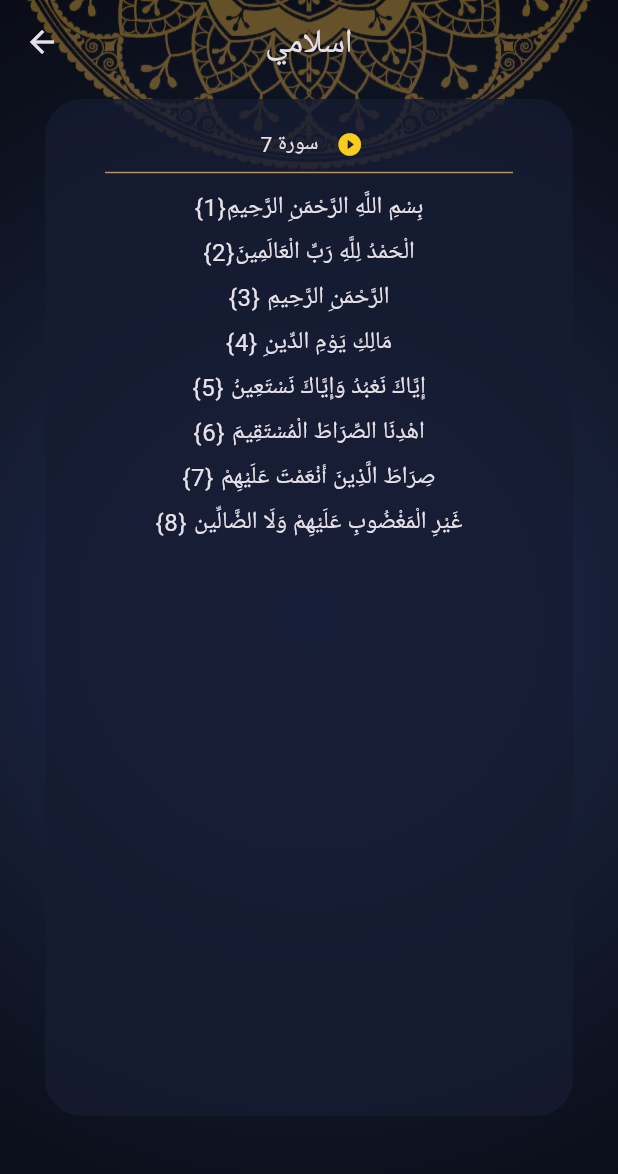
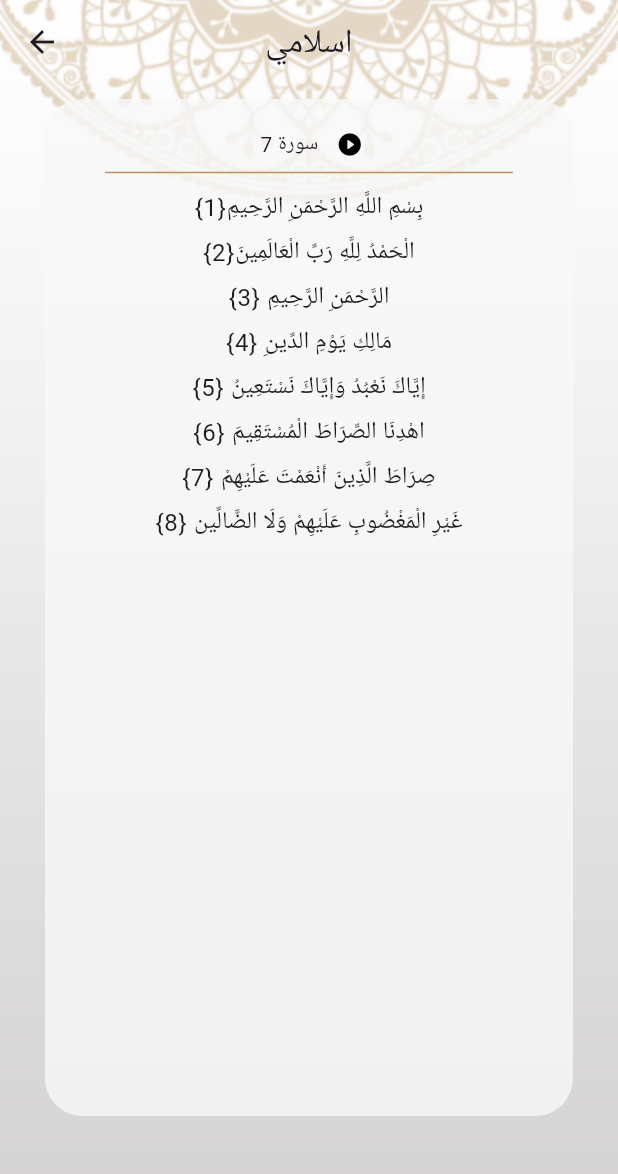
Before and after one commit to FadiAtef/quran-app, a Flutter app: the screen it shows after launch, after a tap on an icon or button, on a phone screen of 412 x 824 dp. Shown: the top 1174 px of the screen. Run offline on Flutter 3.47's test engine with Material 3 defaults, Android fonts, the phone set to English and light mode, and no system bars; our stand-ins replace animated_custom_dropdown, audioplayers, firebase_core, shared_preferences; accounts and stored records are empty; generated files the repository leaves out were written again; network calls fail.

Commit message:
+ home screen + quran tab + quran details +hadeth tab +hadeth details +theme data +setting tab +sebha tab +sebha feature +radio feature +finish project

```diff
--- a/lib/home/core/settings_provider.dart
+++ b/lib/home/core/settings_provider.dart
@@ -1,27 +1,73 @@
 import 'package:flutter/material.dart';
+import 'package:shared_preferences/shared_preferences.dart';
 
 class SettingsProvider extends ChangeNotifier {
-  String currentLanguage = "en";
-  ThemeMode currentThemeMode = ThemeMode.dark;
+  SharedPreferences? _prefs;
+
+  String _currentLanguage = "en";
+  ThemeMode _currentThemeMode = ThemeMode.system;
+
+  String get currentLanguage => _currentLanguage;
+  ThemeMode get currentThemeMode => _currentThemeMode;
+
+  SettingsProvider() {
+    loadSettings();
+  }
+
+  Future<void> loadSettings() async {
+    await loadTheme();
+    await loadLanguage();
+  }
+
+  Future<void> loadTheme() async {
+    _prefs = await SharedPreferences.getInstance();
+    final String? themeName = _prefs!.getString('theme');
+    if (themeName != null) {
+      _currentThemeMode =
+          themeName == 'Light' ? ThemeMode.light : ThemeMode.dark;
+      notifyListeners();
+    }
+  }
+
+  Future<void> loadLanguage() async {
+    _prefs = await SharedPreferences.getInstance();
+    final String? language = _prefs!.getString('language');
+    if (language != null) {
+      _currentLanguage = language == 'ar' ? 'ar' : 'en';
+      notifyListeners();
+    }
+  }
+
   void changeLanguageCode(String newLanguage) {
-    currentLanguage = newLanguage;
+    _currentLanguage = newLanguage;
+    setLanguageCash(newLanguage); // Save the new language
     notifyListeners();
   }
 
+  Future<void> setLanguageCash(String currentLanguage) async {
+    _prefs = await SharedPreferences.getInstance();
+    await _prefs!.setString('language', currentLanguage);
+  }
+
+  Future<void> setThemeCash(ThemeMode currentThemeMode) async {
+    _prefs = await SharedPreferences.getInstance();
+    String themeName = currentThemeMode == ThemeMode.light ? "Light" : "Dark";
+    await _prefs!.setString('theme', themeName);
+  }
+
   bool isDark() {
-    return currentThemeMode == ThemeMode.dark;
+    return _currentThemeMode == ThemeMode.dark;
   }
 
   void changeThemeMode(ThemeMode newThemeMode) {
-    if (currentThemeMode == newThemeMode) return;
+    if (_currentThemeMode == newThemeMode) return;
 
-    currentThemeMode = newThemeMode;
+    _currentThemeMode = newThemeMode;
+    setThemeCash(newThemeMode); // Save the new theme
     notifyListeners();
   }
 
   String getHomeBackground() {
-    return currentThemeMode == ThemeMode.dark
-        ? "assets/images/bg.png"
-        : "assets/images/background.png";
+    return isDark() ? "assets/images/bg.png" : "assets/images/background.png";
   }
 }
--- a/lib/home/home_screen.dart
+++ b/lib/home/home_screen.dart
@@ -50,82 +50,94 @@ class _HomeScreenState extends State<HomeScreen> {
         ),
         bottomNavigationBar: BottomNavigationBar(
           backgroundColor: provider.isDark()
-              ? Theme.of(context).primaryColor
-              : MyThemeData.lightPrimaryColor,
-          selectedIconTheme: IconThemeData(
-            color: provider.isDark() ? MyThemeData.yellowColor : Colors.black,
-          ),
-          selectedLabelStyle: TextStyle(
-            color: provider.isDark() ? MyThemeData.yellowColor : Colors.black,
-          ),
-          unselectedIconTheme: const IconThemeData(color: Colors.white),
-          unselectedItemColor: Colors.white,
+              ? Theme.of(context).primaryColor // Use primary color in dark mode
+              : MyThemeData
+                  .lightPrimaryColor, // Use light primary color in light mode
           selectedItemColor:
               provider.isDark() ? MyThemeData.yellowColor : Colors.black,
+          unselectedItemColor: Colors.white, // Unselected item color
+
           currentIndex: selectedicon,
           onTap: (index) {
-            selectedicon = index;
-            setState(() {});
+            setState(() {
+              selectedicon = index; // Update the selected index
+            });
           },
           items: [
             BottomNavigationBarItem(
-              backgroundColor: provider.isDark()
-                  ? Theme.of(context).primaryColor
-                  : MyThemeData.lightPrimaryColor,
               icon: ImageIcon(
-                const AssetImage(
-                  'assets/images/quran_ic.png',
-                ),
-                color:
-                    provider.isDark() ? MyThemeData.yellowColor : Colors.black,
+                AssetImage('assets/images/quran_ic.png'),
+                color: selectedicon == 0
+                    ? (provider.isDark()
+                        ? MyThemeData.yellowColor
+                        : Colors.black)
+                    : Colors.white, // Color for unselected items
               ),
               label: lange.quran,
+              backgroundColor: provider.isDark()
+                  ? Theme.of(context)
+                      .primaryColor // Use primary color in dark mode
+                  : MyThemeData.lightPrimaryColor,
             ),
             BottomNavigationBarItem(
-              backgroundColor: provider.isDark()
-                  ? Theme.of(context).primaryColor
-                  : MyThemeData.lightPrimaryColor,
               icon: ImageIcon(
-                AssetImage(
-                  'assets/images/ahadeth_ic.png',
-                ),
-                color:
-                    provider.isDark() ? MyThemeData.yellowColor : Colors.black,
+                AssetImage('assets/images/ahadeth_ic.png'),
+                color: selectedicon == 1
+                    ? (provider.isDark()
+                        ? MyThemeData.yellowColor
+                        : Colors.black)
+                    : Colors.white, // Color for unselected items
               ),
               label: lange.hadeth,
+              backgroundColor: provider.isDark()
+                  ? Theme.of(context)
+                      .primaryColor // Use primary color in dark mode
+                  : MyThemeData.lightPrimaryColor,
             ),
             BottomNavigationBarItem(
-              backgroundColor: provider.isDark()
-                  ? Theme.of(context).primaryColor
-                  : MyThemeData.lightPrimaryColor,
               icon: ImageIcon(
                 AssetImage('assets/images/tasbeh_ic.png'),
-                color:
-                    provider.isDark() ? MyThemeData.yellowColor : Colors.black,
+                color: selectedicon == 2
+                    ? (provider.isDark()
+                        ? MyThemeData.yellowColor
+                        : Colors.black)
+                    : Colors.white, // Color for unselected items
               ),
               label: lange.sebha,
+              backgroundColor: provider.isDark()
+                  ? Theme.of(context)
+                      .primaryColor // Use primary color in dark mode
+                  : MyThemeData.lightPrimaryColor,
             ),
             BottomNavigationBarItem(
-              backgroundColor: provider.isDark()
-                  ? Theme.of(context).primaryColor
-                  : MyThemeData.lightPrimaryColor,
               icon: ImageIcon(
                 AssetImage('assets/images/radio_ic.png'),
-                color:
-                    provider.isDark() ? MyThemeData.yellowColor : Colors.black,
+                color: selectedicon == 3
+                    ? (provider.isDark()
+                        ? MyThemeData.yellowColor
+                        : Colors.black)
+                    : Colors.white, // Color for unselected items
               ),
               label: lange.radio,
+              backgroundColor: provider.isDark()
+                  ? Theme.of(context)
+                      .primaryColor // Use primary color in dark mode
+                  : MyThemeData.lightPrimaryColor,
             ),
             BottomNavigationBarItem(
-              backgroundColor: provider.isDark()
-                  ? Theme.of(context).primaryColor
-                  : MyThemeData.lightPrimaryColor,
               icon: Icon(
                 Icons.settings,
-                color:
-                    provider.isDark() ? MyThemeData.yellowColor : Colors.black,
+                color: selectedicon == 4
+                    ? (provider.isDark()
+                        ? MyThemeData.yellowColor
+                        : Colors.black)
+                    : Colors.white, // Color for unselected items
               ),
               label: lange.setting,
+              backgroundColor: provider.isDark()
+                  ? Theme.of(context)
+                      .primaryColor // Use primary color in dark mode
+                  : MyThemeData.lightPrimaryColor,
             ),
           ],
         ),
--- a/lib/home/splash_screen/splash_view.dart
+++ b/lib/home/splash_screen/splash_view.dart
@@ -1,6 +1,8 @@
 import 'dart:async';
 
 import 'package:flutter/material.dart';
+import 'package:provider/provider.dart';
+import 'package:quran_app/home/core/settings_provider.dart';
 import 'package:quran_app/home/home_screen.dart';
 
 class SplashView extends StatefulWidget {
@@ -25,8 +27,11 @@ class _SplashViewState extends State<SplashView> {
 
   @override
   Widget build(BuildContext context) {
+    var provider = Provider.of<SettingsProvider>(context);
     return Image.asset(
-      'assets/images/splash.png',
+      provider.isDark()
+          ? 'assets/images/dark_back.png'
+          : 'assets/images/splash.png',
       fit: BoxFit.cover,
     );
   }
--- a/lib/main.dart
+++ b/lib/main.dart
@@ -8,21 +8,29 @@ import 'package:quran_app/home/splash_screen/splash_view.dart';
 import 'chapter_details_screen/chapterDetails.dart';
 import 'home/core/settings_provider.dart';
 
-void main() {
-  runApp(ChangeNotifierProvider(
-      create: (BuildContext context) => SettingsProvider(), child: Home()));
+void main() async {
+  WidgetsFlutterBinding.ensureInitialized();
+  var provider = SettingsProvider();
+  await provider.loadLanguage();
+  await provider.loadTheme();
+
+  runApp(
+    ChangeNotifierProvider(
+      create: (BuildContext context) => provider, // Use the same instance
+      child: Home(),
+    ),
+  );
 }
 
 class Home extends StatelessWidget {
   @override
   Widget build(BuildContext context) {
     var provider = Provider.of<SettingsProvider>(context);
+
     return MaterialApp(
       debugShowCheckedModeBanner: false,
       locale: Locale(provider.currentLanguage),
-      // theme: ThemeData.light(),
       theme: ThemeData.light(),
-
       themeMode: provider.currentThemeMode,
       darkTheme: ThemeData.dark(),
       localizationsDelegates: AppLocalizations.localizationsDelegates,
--- a/pubspec.yaml
+++ b/pubspec.yaml
@@ -36,7 +36,7 @@ dependencies:
   # Use with the CupertinoIcons class for iOS style icons.
   cupertino_icons: ^1.0.2
   provider: ^6.1.2
-  shared_preferences: ^2.2.3
+  shared_preferences: ^2.3.2
   flutter_localizations:
     sdk: flutter
   intl: any
```
Also changed, not shown: lib/home/radio_tab_widget/radio_item.dart (+27 -53 lines), lib/home/radio_tab_widget/radio_tab_widget.dart (+70 -44 lines), pubspec.lock.
